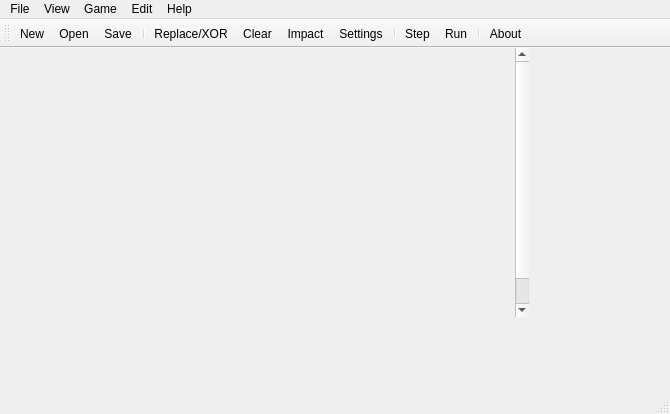
The window that life/life/mainwindow.ui (Chernik114/graphics) describes before a commit, drawn with Qt 5.
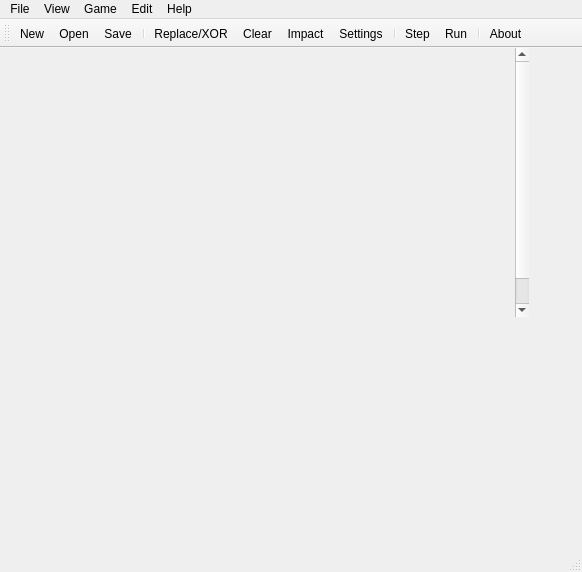
The same window after the commit. Icons and pictures are not drawn. Custom widgets are drawn as their Qt base class.

```diff
--- a/life/life/mainwindow.ui
+++ b/life/life/mainwindow.ui
@@ -6,8 +6,8 @@
    <rect>
     <x>0</x>
     <y>0</y>
-    <width>670</width>
-    <height>414</height>
+    <width>582</width>
+    <height>572</height>
    </rect>
   </property>
   <property name="windowTitle">
@@ -62,7 +62,7 @@
     <rect>
      <x>0</x>
      <y>0</y>
-     <width>670</width>
+     <width>582</width>
      <height>21</height>
     </rect>
    </property>
```
